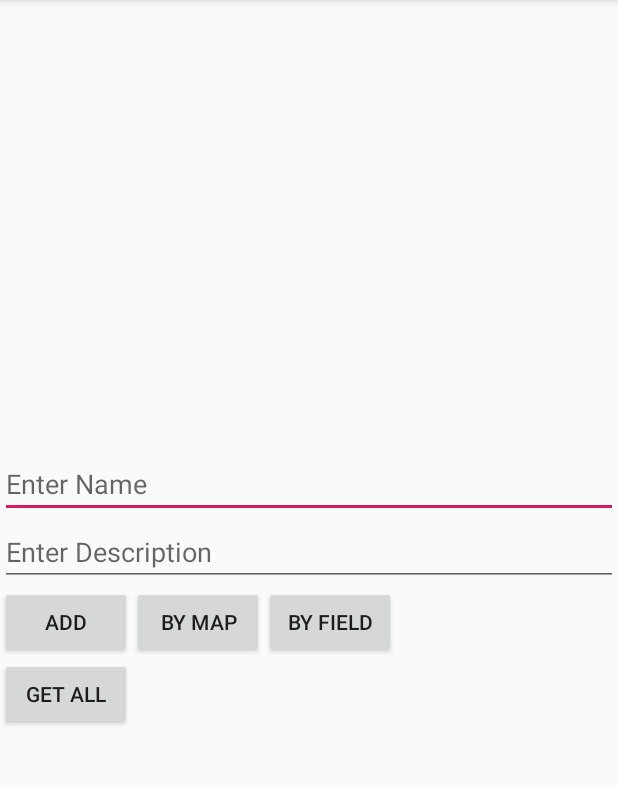
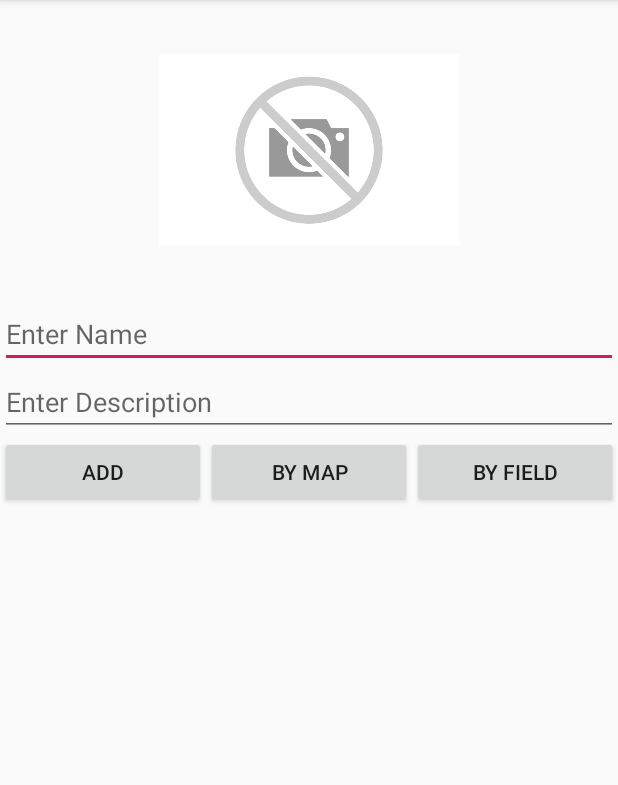
Before and after one commit to enigmaharjan/Heroes, an Android app: the screen it shows after launch (MainActivity), on a phone screen of 412 x 824 dp, the part 84-869 px from its top. Run offline under Robolectric (Android 15) with nearby library versions, the phone set to English and light mode, and no system bars.

Commit message:
completed with all buttons

```diff
--- a/app/src/main/java/api/HeroesApi.java
+++ b/app/src/main/java/api/HeroesApi.java
@@ -25,7 +25,7 @@ public interface HeroesApi {
 
     @FormUrlEncoded
     @POST("heroes")
-    Call<Void> addFieldHero(@Field("name") String name, @Field("desc") String desc);
+    Call<Void> addFieldHero(@Field("image") String image, @Field("name") String name, @Field("desc") String desc);
 
     @FormUrlEncoded
     @POST("heroes")
--- a/app/src/main/java/model/Heroes.java
+++ b/app/src/main/java/model/Heroes.java
@@ -6,7 +6,8 @@ public class Heroes {
     private String desc;
     private String image;
 
-    public Heroes(String name, String desc) {
+    public Heroes(String image, String name, String desc) {
+        this.image = image;
         this.name = name;
         this.desc = desc;
     }
--- a/app/src/main/res/layout/activity_main.xml
+++ b/app/src/main/res/layout/activity_main.xml
@@ -8,10 +8,12 @@
     tools:context=".MainActivity">
 
     <ImageView
+        android:layout_gravity="center"
         android:id="@+id/ivImage"
-        android:layout_width="300dp"
-        android:layout_height="300dp" />
-
+        android:layout_width="200dp"
+        android:layout_height="200dp"
+        android:src="@drawable/noimage"
+/>
     <EditText
         android:id="@+id/etName"
         android:hint="Enter Name"
@@ -30,24 +32,22 @@
             android:id="@+id/btnAdd"
             android:text="Add"
             android:layout_width="wrap_content"
-            android:layout_height="wrap_content" />
+            android:layout_height="wrap_content"
+            android:layout_weight="1"/>
         <Button
             android:id="@+id/btnAddByMap"
             android:text="By Map"
+            android:layout_weight="1"
             android:layout_width="wrap_content"
             android:layout_height="wrap_content" />
         <Button
             android:id="@+id/btnAddByField"
             android:text="By Field"
+            android:layout_weight="1"
             android:layout_width="wrap_content"
             android:layout_height="wrap_content" />
     </LinearLayout>
 
-    <Button
-        android:id="@+id/btnGet"
-        android:text="Get All"
-        android:layout_width="wrap_content"
-        android:layout_height="wrap_content" />
     <android.support.v4.widget.SwipeRefreshLayout
         android:id="@+id/swipe"
         android:layout_width="match_parent"
```
Also changed, not shown: app/src/main/java/com/softwarica/heroes/MainActivity.java (+15 -9 lines), app/src/main/java/com/softwarica/heroes/Recycler.java (+2 -6 lines), app/src/main/res/drawable/noimage.jpg (added).
